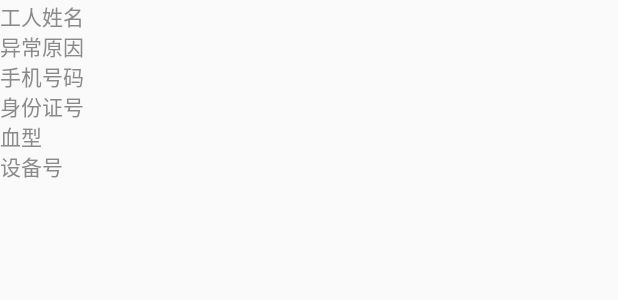
After one commit to 425296516/smartlock, an Android app: the layout map_window_info.xml on its own in the app's theme, with its tools: preview values and no code run, on a phone screen of 412 x 824 dp. The commit adds this screen. Shown: the top 300 px of the screen. Run offline under Robolectric (Android 15) with nearby library versions, the phone set to English and light mode, and no system bars; network calls fail.

Commit message:
修改二维码的bug

```diff
--- a/app/src/main/java/com/anlida/smartlock/network/RestAPI.java
+++ b/app/src/main/java/com/anlida/smartlock/network/RestAPI.java
@@ -61,7 +61,7 @@ public interface RestAPI {
 
     //获取预警设备位置的接口
     @GET("/warninglog/getCoordinate")
-    Flowable<RespWarnLocation> getWarningLocation();
+    Flowable<RespWarnLocation> getWarningLocation(@Query("updateBy") String updateBy);
 
     //获取预警记录接口
     @POST("/warninglog/page")
--- a/app/src/main/java/com/anlida/smartlock/ui/ScanAddDeviceActivity.java
+++ b/app/src/main/java/com/anlida/smartlock/ui/ScanAddDeviceActivity.java
@@ -147,6 +147,10 @@ public class ScanAddDeviceActivity extends FMActivity {
 
     @Subscribe(threadMode = ThreadMode.MAIN)
     public void bindDeviceLock(QREvent event) {
+        tvScanTitle.setText("添加设备信息");
+        etImei.setVisibility(View.VISIBLE);
+        ivScanCode.setVisibility(View.GONE);
+
         String result = event.getResult();
         etImei.setText(result.replace("imei:", ""));
         ToastUtils.show(context, "扫描成功");
--- a/app/src/main/java/com/anlida/smartlock/zxing/QRCodeScanActivity.java
+++ b/app/src/main/java/com/anlida/smartlock/zxing/QRCodeScanActivity.java
@@ -225,6 +225,7 @@ public class QRCodeScanActivity extends AppCompatActivity implements SurfaceHold
         } else {
             QREvent event = new QREvent();
             event.setResult(resultString);
+            event.setPageType(pageType);
             EventBus.getDefault().post(event);
 
             finish();
--- /dev/null
+++ b/app/src/main/res/layout/map_window_info.xml
@@ -0,0 +1,67 @@
+<?xml version="1.0" encoding="utf-8"?>
+<LinearLayout xmlns:android="http://schemas.android.com/apk/res/android"
+    xmlns:tools="http://schemas.android.com/tools"
+    android:layout_width="wrap_content"
+    android:layout_height="wrap_content"
+    android:orientation="vertical"
+    android:padding="0dp"
+    android:gravity="center_vertical">
+
+    <TextView
+        android:id="@+id/tv_name"
+        android:layout_width="wrap_content"
+        android:layout_height="20dp"
+        android:drawablePadding="5dp"
+        android:gravity="center_vertical"
+        android:textColor="@color/color_8A8A8A"
+        android:text="工人姓名" />
+
+    <TextView
+        android:id="@+id/tv_exception"
+        android:layout_width="wrap_content"
+        android:layout_height="20dp"
+        android:drawablePadding="5dp"
+        android:gravity="center_vertical"
+        android:textColor="@color/color_8A8A8A"
+        android:text="异常原因" />
+
+    <TextView
+        android:id="@+id/tv_phone"
+        android:layout_width="wrap_content"
+        android:layout_height="20dp"
+        android:drawablePadding="5dp"
+        android:gravity="center_vertical"
+        android:textColor="@color/color_8A8A8A"
+        android:text="手机号码" />
+
+
+    <TextView
+        android:id="@+id/tv_idcard"
+        android:layout_width="wrap_content"
+        android:layout_height="20dp"
+        android:drawablePadding="5dp"
+        android:gravity="center_vertical"
+        android:textColor="@color/color_8A8A8A"
+        android:text="身份证号" />
+
+
+    <TextView
+        android:id="@+id/tv_blood_type"
+        android:layout_width="wrap_content"
+        android:layout_height="20dp"
+        android:drawablePadding="5dp"
+        android:gravity="center_vertical"
+        android:textColor="@color/color_8A8A8A"
+        android:text="血型" />
+
+
+    <TextView
+        android:id="@+id/tv_device_id"
+        android:layout_width="wrap_content"
+        android:layout_height="20dp"
+        android:drawablePadding="5dp"
+        android:gravity="center_vertical"
+        android:textColor="@color/color_8A8A8A"
+        android:text="设备号" />
+
+</LinearLayout>
```
Also changed, not shown: app/src/main/java/com/anlida/smartlock/model/resp/RespWarnLocation.java (+58 -18 lines), app/src/main/java/com/anlida/smartlock/ui/RepairFragment.java (+13 -14 lines), app/src/main/java/com/anlida/smartlock/ui/home/HomeFragment.java (+66 -21 lines), 2 other files.
